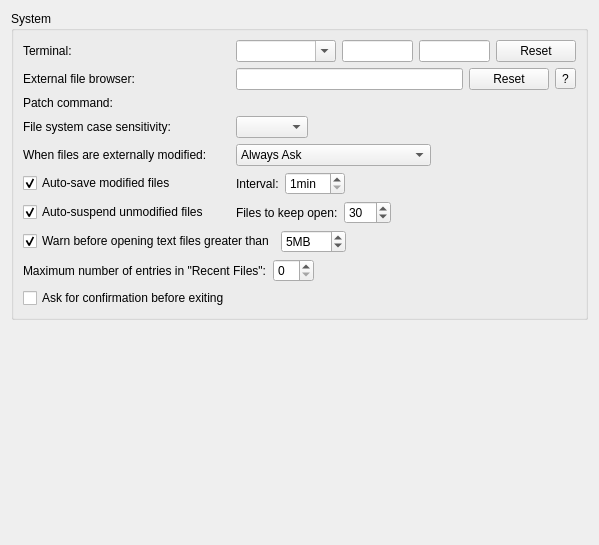
Before: the Qt Designer form src/plugins/coreplugin/systemsettings.ui in qt-creator/qt-creator, drawn with Qt 5.
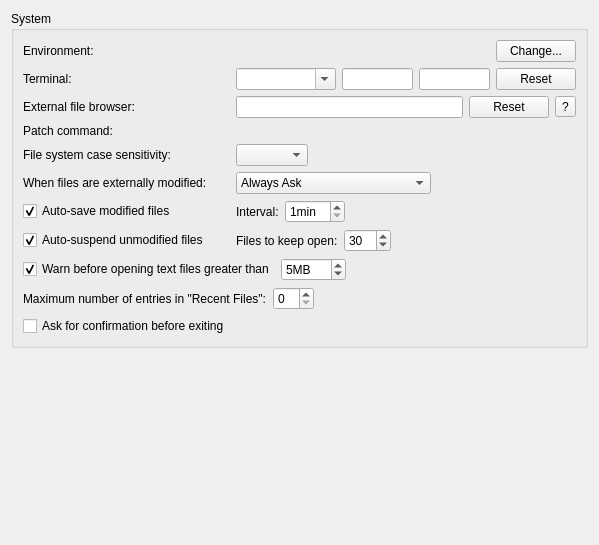
After: the same form once the commit is applied. Custom widgets are drawn as their Qt base class.

Commit message:
Add option for globally changing the base environment for tools
Fixes: QTCREATORBUG-22123

The edit to the form file:
```diff
--- a/src/plugins/coreplugin/systemsettings.ui
+++ b/src/plugins/coreplugin/systemsettings.ui
@@ -17,112 +17,7 @@
       <string>System</string>
      </property>
      <layout class="QGridLayout" name="gridLayout">
-      <item row="0" column="0">
-       <widget class="QLabel" name="terminalLabel">
-        <property name="text">
-         <string>Terminal:</string>
-        </property>
-       </widget>
-      </item>
-      <item row="0" column="1" colspan="2">
-       <layout class="QHBoxLayout" name="horizontalLayout_8">
-        <item>
-         <widget class="QComboBox" name="terminalComboBox">
-          <property name="sizePolicy">
-           <sizepolicy hsizetype="Ignored" vsizetype="Fixed">
-            <horstretch>3</horstretch>
-            <verstretch>0</verstretch>
-           </sizepolicy>
-          </property>
-          <property name="minimumSize">
-           <size>
-            <width>100</width>
-            <height>0</height>
-           </size>
-          </property>
-          <property name="editable">
-           <bool>true</bool>
-          </property>
-         </widget>
-        </item>
-        <item>
-         <widget class="QLineEdit" name="terminalOpenArgs"/>
-        </item>
-        <item>
-         <widget class="QLineEdit" name="terminalExecuteArgs">
-          <property name="toolTip">
-           <string>Command line arguments used for &quot;Run in terminal&quot;.</string>
-          </property>
-         </widget>
-        </item>
-        <item>
-         <widget class="QPushButton" name="resetTerminalButton">
-          <property name="toolTip">
-           <string comment="Terminal">Reset to default.</string>
-          </property>
-          <property name="text">
-           <string>Reset</string>
-          </property>
-         </widget>
-        </item>
-       </layout>
-      </item>
-      <item row="1" column="0">
-       <widget class="QLabel" name="externalFileBrowserLabel">
-        <property name="text">
-         <string>External file browser:</string>
-        </property>
-       </widget>
-      </item>
-      <item row="1" column="1" colspan="2">
-       <widget class="QWidget" name="externalFileBrowserWidget" native="true">
-        <layout class="QHBoxLayout" name="horizontalLayout_9">
-         <property name="leftMargin">
-          <number>0</number>
-         </property>
-         <property name="topMargin">
-          <number>0</number>
-         </property>
-         <property name="rightMargin">
-          <number>0</number>
-         </property>
-         <property name="bottomMargin">
-          <number>0</number>
-         </property>
-         <item>
-          <widget class="QLineEdit" name="externalFileBrowserEdit"/>
-         </item>
-         <item>
-          <widget class="QPushButton" name="resetFileBrowserButton">
-           <property name="toolTip">
-            <string comment="File Browser">Reset to default.</string>
-           </property>
-           <property name="text">
-            <string>Reset</string>
-           </property>
-          </widget>
-         </item>
-         <item>
-          <widget class="QToolButton" name="helpExternalFileBrowserButton">
-           <property name="text">
-            <string>?</string>
-           </property>
-          </widget>
-         </item>
-        </layout>
-       </widget>
-      </item>
-      <item row="2" column="0">
-       <widget class="QLabel" name="patchCommandLabel">
-        <property name="text">
-         <string>Patch command:</string>
-        </property>
-       </widget>
-      </item>
-      <item row="2" column="1" colspan="2">
-       <widget class="Utils::PathChooser" name="patchChooser" native="true"/>
-      </item>
-      <item row="3" column="0">
+      <item row="4" column="0">
        <widget class="QLabel" name="fileSystemCaseSensitivityLabel">
         <property name="toolTip">
          <string>Influences how file names are matched to decide if they are the same.</string>
@@ -132,7 +27,20 @@
         </property>
        </widget>
       </item>
-      <item row="3" column="1" colspan="2">
+      <item row="7" column="0">
+       <widget class="QCheckBox" name="autoSuspendCheckBox">
+        <property name="toolTip">
+         <string>Automatically free resources of old documents that are not visible and not modified. They stay visible in the list of open documents.</string>
+        </property>
+        <property name="text">
+         <string>Auto-suspend unmodified files</string>
+        </property>
+        <property name="checked">
+         <bool>true</bool>
+        </property>
+       </widget>
+      </item>
+      <item row="4" column="1" colspan="2">
        <widget class="QWidget" name="fileSystemCaseSensitivityWidget" native="true">
         <layout class="QHBoxLayout" name="horizontalLayout">
          <property name="leftMargin">
@@ -166,39 +74,40 @@
         </layout>
        </widget>
       </item>
-      <item row="4" column="0">
-       <widget class="QLabel" name="modifiedLabel">
+      <item row="1" column="0">
+       <widget class="QLabel" name="terminalLabel">
         <property name="text">
-         <string>When files are externally modified:</string>
+         <string>Terminal:</string>
         </property>
        </widget>
       </item>
-      <item row="4" column="1" colspan="2">
-       <layout class="QHBoxLayout" name="horizontalLayout_2">
+      <item row="7" column="1" colspan="2">
+       <layout class="QHBoxLayout" name="horizontalLayout_3">
         <item>
-         <widget class="QComboBox" name="reloadBehavior">
-          <property name="currentIndex">
-           <number>0</number>
+         <widget class="QLabel" name="autoSuspendLabel">
+          <property name="toolTip">
+           <string>Minimum number of open documents that should be kept in memory. Increasing this number will lead to greater resource usage when not manually closing documents.</string>
           </property>
-          <item>
-           <property name="text">
-            <string>Always Ask</string>
-           </property>
-          </item>
-          <item>
-           <property name="text">
-            <string>Reload All Unchanged Editors</string>
-           </property>
-          </item>
-          <item>
-           <property name="text">
-            <string>Ignore Modifications</string>
-           </property>
-          </item>
+          <property name="text">
+           <string>Files to keep open:</string>
+          </property>
          </widget>
         </item>
         <item>
-         <spacer name="horizontalSpacer_3">
+         <widget class="QSpinBox" name="autoSuspendMinDocumentCount">
+          <property name="minimum">
+           <number>1</number>
+          </property>
+          <property name="maximum">
+           <number>500</number>
+          </property>
+          <property name="value">
+           <number>30</number>
+          </property>
+         </widget>
+        </item>
+        <item>
+         <spacer name="horizontalSpacer_2">
           <property name="orientation">
            <enum>Qt::Horizontal</enum>
           </property>
@@ -212,7 +121,14 @@
         </item>
        </layout>
       </item>
-      <item row="5" column="0">
+      <item row="9" column="0" colspan="2">
+       <widget class="QLabel" name="maxRecentFilesLabel">
+        <property name="text">
+         <string>Maximum number of entries in &quot;Recent Files&quot;:</string>
+        </property>
+       </widget>
+      </item>
+      <item row="6" column="0">
        <widget class="QCheckBox" name="autoSaveCheckBox">
         <property name="text">
          <string>Auto-save modified files</string>
@@ -222,7 +138,44 @@
         </property>
        </widget>
       </item>
-      <item row="5" column="1" colspan="2">
+      <item row="5" column="0">
+       <widget class="QLabel" name="modifiedLabel">
+        <property name="text">
+         <string>When files are externally modified:</string>
+        </property>
+       </widget>
+      </item>
+      <item row="2" column="0">
+       <widget class="QLabel" name="externalFileBrowserLabel">
+        <property name="text">
+         <string>External file browser:</string>
+        </property>
+       </widget>
+      </item>
+      <item row="3" column="1" colspan="2">
+       <widget class="Utils::PathChooser" name="patchChooser" native="true"/>
+      </item>
+      <item row="9" column="2">
+       <layout class="QHBoxLayout" name="horizontalLayout_6">
+        <item>
+         <widget class="QSpinBox" name="maxRecentFilesSpinBox"/>
+        </item>
+        <item>
+         <spacer name="horizontalSpacer_8">
+          <property name="orientation">
+           <enum>Qt::Horizontal</enum>
+          </property>
+          <property name="sizeHint" stdset="0">
+           <size>
+            <width>40</width>
+            <height>20</height>
+           </size>
+          </property>
+         </spacer>
+        </item>
+       </layout>
+      </item>
+      <item row="6" column="1" colspan="2">
        <layout class="QHBoxLayout" name="horizontalLayout_5">
         <item>
          <widget class="QLabel" name="autoSaveIntervalLabel">
@@ -256,60 +209,7 @@
         </item>
        </layout>
       </item>
-      <item row="6" column="0">
-       <widget class="QCheckBox" name="autoSuspendCheckBox">
-        <property name="toolTip">
-         <string>Automatically free resources of old documents that are not visible and not modified. They stay visible in the list of open documents.</string>
-        </property>
-        <property name="text">
-         <string>Auto-suspend unmodified files</string>
-        </property>
-        <property name="checked">
-         <bool>true</bool>
-        </property>
-       </widget>
-      </item>
-      <item row="6" column="1" colspan="2">
-       <layout class="QHBoxLayout" name="horizontalLayout_3">
-        <item>
-         <widget class="QLabel" name="autoSuspendLabel">
-          <property name="toolTip">
-           <string>Minimum number of open documents that should be kept in memory. Increasing this number will lead to greater resource usage when not manually closing documents.</string>
-          </property>
-          <property name="text">
-           <string>Files to keep open:</string>
-          </property>
-         </widget>
-        </item>
-        <item>
-         <widget class="QSpinBox" name="autoSuspendMinDocumentCount">
-          <property name="minimum">
-           <number>1</number>
-          </property>
-          <property name="maximum">
-           <number>500</number>
-          </property>
-          <property name="value">
-           <number>30</number>
-          </property>
-         </widget>
-        </item>
-        <item>
-         <spacer name="horizontalSpacer_2">
-          <property name="orientation">
-           <enum>Qt::Horizontal</enum>
-          </property>
-          <property name="sizeHint" stdset="0">
-           <size>
-            <width>40</width>
-            <height>20</height>
-           </size>
-          </property>
-         </spacer>
-        </item>
-       </layout>
-      </item>
-      <item row="7" column="0" colspan="3">
+      <item row="8" column="0" colspan="3">
        <layout class="QHBoxLayout" name="horizontalLayout_4">
         <item>
          <widget class="QCheckBox" name="warnBeforeOpeningBigFiles">
@@ -352,20 +252,32 @@
         </item>
        </layout>
       </item>
-      <item row="8" column="0" colspan="2">
-       <widget class="QLabel" name="maxRecentFilesLabel">
-        <property name="text">
-         <string>Maximum number of entries in &quot;Recent Files&quot;:</string>
-        </property>
-       </widget>
-      </item>
-      <item row="8" column="2">
-       <layout class="QHBoxLayout" name="horizontalLayout_6">
+      <item row="5" column="1" colspan="2">
+       <layout class="QHBoxLayout" name="horizontalLayout_2">
         <item>
-         <widget class="QSpinBox" name="maxRecentFilesSpinBox"/>
+         <widget class="QComboBox" name="reloadBehavior">
+          <property name="currentIndex">
+           <number>0</number>
+          </property>
+          <item>
+           <property name="text">
+            <string>Always Ask</string>
+           </property>
+          </item>
+          <item>
+           <property name="text">
+            <string>Reload All Unchanged Editors</string>
+           </property>
+          </item>
+          <item>
+           <property name="text">
+            <string>Ignore Modifications</string>
+           </property>
+          </item>
+         </widget>
         </item>
         <item>
-         <spacer name="horizontalSpacer_8">
+         <spacer name="horizontalSpacer_3">
           <property name="orientation">
            <enum>Qt::Horizontal</enum>
           </property>
@@ -379,7 +291,14 @@
         </item>
        </layout>
       </item>
-      <item row="9" column="0">
+      <item row="3" column="0">
+       <widget class="QLabel" name="patchCommandLabel">
+        <property name="text">
+         <string>Patch command:</string>
+        </property>
+       </widget>
+      </item>
+      <item row="10" column="0">
        <layout class="QHBoxLayout" name="horizontalLayout_7">
         <item>
          <widget class="QCheckBox" name="askBeforeExitCheckBox">
@@ -390,6 +309,152 @@
         </item>
        </layout>
       </item>
+      <item row="2" column="1" colspan="2">
+       <widget class="QWidget" name="externalFileBrowserWidget" native="true">
+        <layout class="QHBoxLayout" name="horizontalLayout_9">
+         <property name="leftMargin">
+          <number>0</number>
+         </property>
+         <property name="topMargin">
+          <number>0</number>
+         </property>
+         <property name="rightMargin">
+          <number>0</number>
+         </property>
+         <property name="bottomMargin">
+          <number>0</number>
+         </property>
+         <item>
+          <widget class="QLineEdit" name="externalFileBrowserEdit"/>
+         </item>
+         <item>
+          <widget class="QPushButton" name="resetFileBrowserButton">
+           <property name="toolTip">
+            <string comment="File Browser">Reset to default.</string>
+           </property>
+           <property name="text">
+            <string>Reset</string>
+           </property>
+          </widget>
+         </item>
+         <item>
+          <widget class="QToolButton" name="helpExternalFileBrowserButton">
+           <property name="text">
+            <string>?</string>
+           </property>
+          </widget>
+         </item>
+        </layout>
+       </widget>
+      </item>
+      <item row="0" column="0">
+       <widget class="QLabel" name="environmentLabel">
+        <property name="text">
+         <string>Environment:</string>
+        </property>
+       </widget>
+      </item>
+      <item row="1" column="1" colspan="2">
+       <widget class="QWidget" name="terminalWidget" native="true">
+        <layout class="QHBoxLayout" name="horizontalLayout_8">
+         <property name="leftMargin">
+          <number>0</number>
+         </property>
+         <property name="topMargin">
+          <number>0</number>
+         </property>
+         <property name="rightMargin">
+          <number>0</number>
+         </property>
+         <property name="bottomMargin">
+          <number>0</number>
+         </property>
+         <item>
+          <widget class="QComboBox" name="terminalComboBox">
+           <property name="sizePolicy">
+            <sizepolicy hsizetype="Ignored" vsizetype="Fixed">
+             <horstretch>3</horstretch>
+             <verstretch>0</verstretch>
+            </sizepolicy>
+           </property>
+           <property name="minimumSize">
+            <size>
+             <width>100</width>
+             <height>0</height>
+            </size>
+           </property>
+           <property name="editable">
+            <bool>true</bool>
+           </property>
+          </widget>
+         </item>
+         <item>
+          <widget class="QLineEdit" name="terminalOpenArgs"/>
+         </item>
+         <item>
+          <widget class="QLineEdit" name="terminalExecuteArgs">
+           <property name="toolTip">
+            <string>Command line arguments used for &quot;Run in terminal&quot;.</string>
+           </property>
+          </widget>
+         </item>
+         <item>
+          <widget class="QPushButton" name="resetTerminalButton">
+           <property name="toolTip">
+            <string comment="Terminal">Reset to default.</string>
+           </property>
+           <property name="text">
+            <string>Reset</string>
+           </property>
+          </widget>
+         </item>
+        </layout>
+       </widget>
+      </item>
+      <item row="0" column="1" colspan="2">
+       <widget class="QWidget" name="environmentWidget" native="true">
+        <layout class="QHBoxLayout" name="environmentLayout">
+         <property name="leftMargin">
+          <number>0</number>
+         </property>
+         <property name="topMargin">
+          <number>0</number>
+         </property>
+         <property name="rightMargin">
+          <number>0</number>
+         </property>
+         <property name="bottomMargin">
+          <number>0</number>
+         </property>
+         <item>
+          <widget class="Utils::ElidingLabel" name="environmentChangesLabel">
+           <property name="sizePolicy">
+            <sizepolicy hsizetype="Expanding" vsizetype="Preferred">
+             <horstretch>5</horstretch>
+             <verstretch>0</verstretch>
+            </sizepolicy>
+           </property>
+           <property name="text">
+            <string/>
+           </property>
+          </widget>
+         </item>
+         <item>
+          <widget class="QPushButton" name="environmentButton">
+           <property name="sizePolicy">
+            <sizepolicy hsizetype="Fixed" vsizetype="Fixed">
+             <horstretch>0</horstretch>
+             <verstretch>0</verstretch>
+            </sizepolicy>
+           </property>
+           <property name="text">
+            <string>Change...</string>
+           </property>
+          </widget>
+         </item>
+        </layout>
+       </widget>
+      </item>
      </layout>
     </widget>
    </item>
@@ -419,6 +484,11 @@
     <signal>browsingFinished()</signal>
    </slots>
   </customwidget>
+  <customwidget>
+   <class>Utils::ElidingLabel</class>
+   <extends>QLabel</extends>
+   <header location="global">utils/elidinglabel.h</header>
+  </customwidget>
  </customwidgets>
  <tabstops>
   <tabstop>resetTerminalButton</tabstop>
```
The commit also changes 7 other files.
